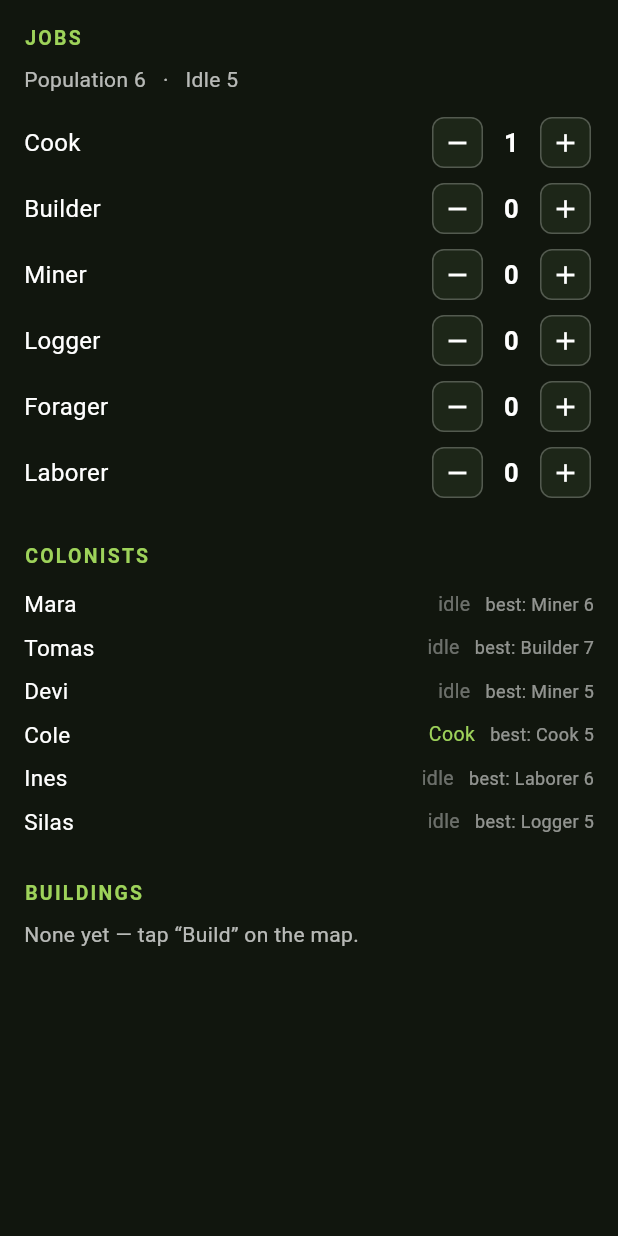
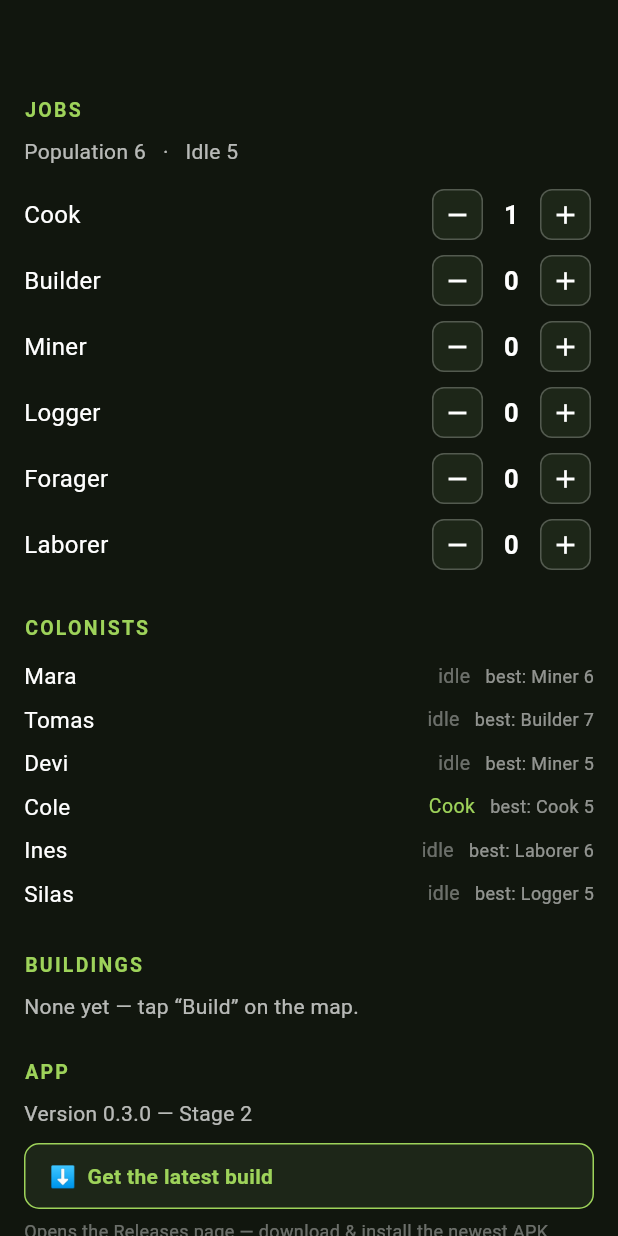
Before and after one commit to Kgunn1977/Claude-Mobile-Game, a Flutter app: the DataPage widget shown alone on an empty page, opened directly with empty values, after a tap on the "add" icon, on a phone screen of 412 x 824 dp. Run offline on Flutter 3.47's test engine with Material 3 defaults, Android fonts, the phone set to English and light mode, and no system bars; missing offline and left inert: flame.

Commit message:
Stage 2 fixes: best-fit jobs, drag-to-place, layout, in-app update
- Jobs: global best-fit assignment (each slot -> highest-skilled available
  colonist), replacing the order-dependent greedy that mis-assigned
- Placement: select a building -> draggable ghost (green=valid/red=blocked);
  drag or tap to position, pinch still zooms, Place/Cancel commit or abort
- Layout: bottom controls consolidated into one row (no Build/Speed overlap),
  removed the top placement banner, padded the Data page below the floating tabs
- Updates: workflow now publishes each build as a GitHub Release; in-app App
  section shows version + 'Get the latest build' (opens Releases via url_launcher);
  CI injects the url_launcher <queries> manifest entry

```diff
--- a/lib/game/colony_game.dart
+++ b/lib/game/colony_game.dart
@@ -50,6 +50,12 @@ class ColonyGame extends FlameGame {
   Vector2 screenToWorld(Offset p) =>
       camera.globalToLocal(Vector2(p.dx, p.dy));
 
+  /// Tile coordinates at the centre of the current view (where a new ghost drops).
+  (int, int) cameraCenterTile() {
+    final c = camera.viewfinder.position;
+    return ((c.x / tileSize).floor(), (c.y / tileSize).floor());
+  }
+
   @override
   void update(double dt) {
     super.update(dt);
--- a/lib/state/colony_state.dart
+++ b/lib/state/colony_state.dart
@@ -31,6 +31,22 @@ class ColonyState extends ChangeNotifier {
   final List<ResourceNode> nodes = [];
   final Map<Role, int> jobCounts = {for (final r in Role.values) r: 0};
 
+  // pending placement "ghost" the player drags before committing
+  BuildingType? ghostType;
+  int ghostX = 0, ghostY = 0;
+
+  void setGhost(BuildingType t, int x, int y) {
+    ghostType = t;
+    ghostX = x;
+    ghostY = y;
+    notifyListeners();
+  }
+
+  void clearGhost() {
+    ghostType = null;
+    notifyListeners();
+  }
+
   ColonyState() {
     _seed();
   }
@@ -53,18 +69,30 @@ class ColonyState extends ChangeNotifier {
     for (final c in colonists) {
       c.job = null;
     }
-    final pool = List<Colonist>.from(colonists);
-    for (final r in Role.values) {
-      var need = jobCounts[r]!;
-      // best-skilled free colonists fill each role first
-      pool.sort((a, b) => (b.skills[r] ?? 0).compareTo(a.skills[r] ?? 0));
-      for (final c in pool) {
-        if (need <= 0) break;
-        if (c.job == null) {
-          c.job = r;
-          need--;
+    final remaining = {for (final r in Role.values) r: jobCounts[r]!};
+    final free = List<Colonist>.from(colonists);
+    // Global best-fit: each round, fill the single open slot whose best
+    // available colonist is the highest-skilled, so every job goes to the most
+    // skilled person available for it (not order-dependent).
+    while (free.isNotEmpty) {
+      Colonist? bestC;
+      Role? bestR;
+      int bestSkill = -1;
+      for (final c in free) {
+        for (final r in Role.values) {
+          if (remaining[r]! <= 0) continue;
+          final s = c.skills[r] ?? 0;
+          if (s > bestSkill) {
+            bestSkill = s;
+            bestC = c;
+            bestR = r;
+          }
         }
       }
+      if (bestC == null) break; // no open slots left
+      bestC.job = bestR;
+      remaining[bestR!] = remaining[bestR]! - 1;
+      free.remove(bestC);
     }
   }
 
--- a/lib/ui/data_page.dart
+++ b/lib/ui/data_page.dart
@@ -1,6 +1,8 @@
 import 'package:flutter/material.dart';
+import 'package:url_launcher/url_launcher.dart';
 import '../model/types.dart';
 import '../state/colony_state.dart';
+import '../version.dart';
 
 /// Data screen: Banished-style job assignment (headcount per role) plus a
 /// colonist roster. Rebuilds whenever the colony state changes.
@@ -18,7 +20,8 @@ class DataPage extends StatelessWidget {
           animation: state,
           builder: (context, _) {
             return ListView(
-              padding: const EdgeInsets.fromLTRB(16, 16, 16, 40),
+              // top padding clears the floating Map/Data tabs
+              padding: const EdgeInsets.fromLTRB(16, 64, 16, 40),
               children: [
                 _header('Jobs'),
                 Text('Population ${state.population}   ·   Idle ${state.idle}',
@@ -38,6 +41,31 @@ class DataPage extends StatelessWidget {
                           .join(', '),
                   style: const TextStyle(color: Colors.white70),
                 ),
+                const SizedBox(height: 24),
+                _header('App'),
+                Text('Version $kAppVersion',
+                    style: const TextStyle(color: Colors.white70)),
+                const SizedBox(height: 10),
+                GestureDetector(
+                  onTap: () => launchUrl(Uri.parse(kReleasesUrl),
+                      mode: LaunchMode.externalApplication),
+                  child: Container(
+                    padding:
+                        const EdgeInsets.symmetric(horizontal: 16, vertical: 11),
+                    decoration: BoxDecoration(
+                        color: const Color(0xFF1D2618),
+                        borderRadius: BorderRadius.circular(10),
+                        border: Border.all(color: const Color(0xFF9ED35A))),
+                    child: const Text('⬇  Get the latest build',
+                        style: TextStyle(
+                            color: Color(0xFF9ED35A),
+                            fontWeight: FontWeight.w700)),
+                  ),
+                ),
+                const SizedBox(height: 6),
+                const Text(
+                    'Opens the Releases page — download & install the newest APK.',
+                    style: TextStyle(color: Colors.white38, fontSize: 12)),
               ],
             );
           },
--- /dev/null
+++ b/lib/version.dart
@@ -0,0 +1,6 @@
+/// Bump this each build so the in-app "Updates" panel shows what's installed.
+const String kAppVersion = '0.3.0 — Stage 2';
+
+/// Where the newest installable APK lives (GitHub Releases, latest).
+const String kReleasesUrl =
+    'https://github.com/Kgunn1977/Claude-Mobile-Game/releases/latest';
--- a/pubspec.yaml
+++ b/pubspec.yaml
@@ -10,6 +10,7 @@ dependencies:
   flutter:
     sdk: flutter
   flame: ^1.18.0
+  url_launcher: ^6.2.5
 
 dev_dependencies:
   flutter_test:
```
Also changed, not shown: lib/game/entities_layer.dart (+17 -0 lines), lib/ui/map_page.dart (+101 -77 lines), 1 other file.
